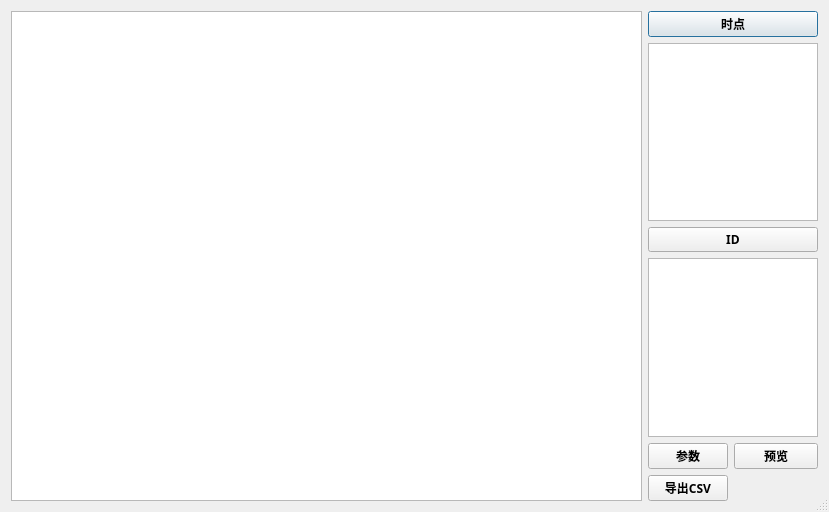
The window that QuantStudio/Tools/QtGUI/PreviewFactorDlg.ui (Scorpi000/QuantStudio) describes before a commit, drawn with Qt 5.
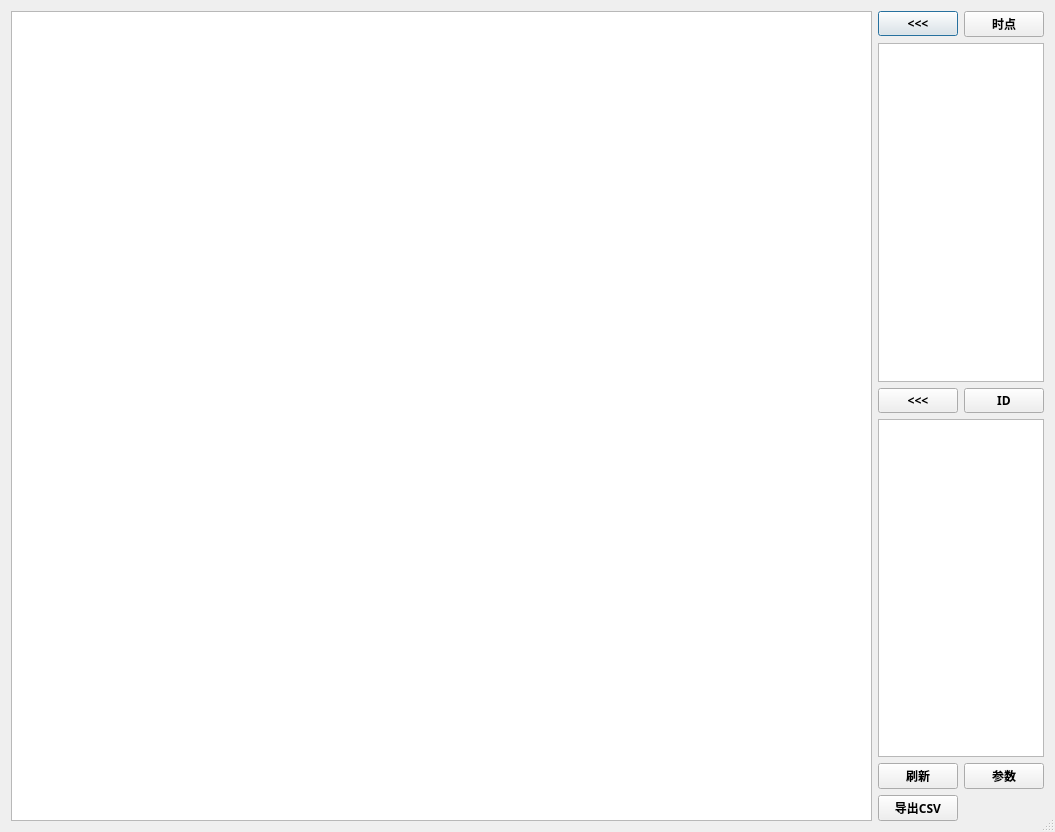
The same window after the commit.

The edit to the form file:
```diff
--- a/QuantStudio/Tools/QtGUI/PreviewFactorDlg.ui
+++ b/QuantStudio/Tools/QtGUI/PreviewFactorDlg.ui
@@ -6,8 +6,8 @@
    <rect>
     <x>0</x>
     <y>0</y>
-    <width>829</width>
-    <height>512</height>
+    <width>1041</width>
+    <height>832</height>
    </rect>
   </property>
   <property name="windowTitle">
@@ -21,7 +21,7 @@
     <widget class="QTableWidget" name="PreviewTable">
      <property name="minimumSize">
       <size>
-       <width>631</width>
+       <width>861</width>
        <height>0</height>
       </size>
      </property>
@@ -36,7 +36,22 @@
      </attribute>
     </widget>
    </item>
-   <item row="0" column="1" colspan="2">
+   <item row="0" column="1">
+    <widget class="QPushButton" name="DTExecuteButton">
+     <property name="font">
+      <font>
+       <family>Aharoni</family>
+       <pointsize>9</pointsize>
+       <weight>75</weight>
+       <bold>true</bold>
+      </font>
+     </property>
+     <property name="text">
+      <string>&lt;&lt;&lt;</string>
+     </property>
+    </widget>
+   </item>
+   <item row="0" column="2">
     <widget class="QPushButton" name="DateTimeButton">
      <property name="font">
       <font>
@@ -54,7 +69,22 @@
    <item row="1" column="1" colspan="2">
     <widget class="QListWidget" name="DateTimeList"/>
    </item>
-   <item row="2" column="1" colspan="2">
+   <item row="2" column="1">
+    <widget class="QPushButton" name="IDExecuteButton">
+     <property name="font">
+      <font>
+       <family>Aharoni</family>
+       <pointsize>9</pointsize>
+       <weight>75</weight>
+       <bold>true</bold>
+      </font>
+     </property>
+     <property name="text">
+      <string>&lt;&lt;&lt;</string>
+     </property>
+    </widget>
+   </item>
+   <item row="2" column="2">
     <widget class="QPushButton" name="IDButton">
      <property name="font">
       <font>
@@ -73,6 +103,21 @@
     <widget class="QListWidget" name="IDList"/>
    </item>
    <item row="4" column="1">
+    <widget class="QPushButton" name="ExecuteButton">
+     <property name="font">
+      <font>
+       <family>Aharoni</family>
+       <pointsize>9</pointsize>
+       <weight>75</weight>
+       <bold>true</bold>
+      </font>
+     </property>
+     <property name="text">
+      <string>刷新</string>
+     </property>
+    </widget>
+   </item>
+   <item row="4" column="2">
     <widget class="QPushButton" name="ArgSetButton">
      <property name="font">
       <font>
@@ -87,21 +132,6 @@
      </property>
     </widget>
    </item>
-   <item row="4" column="2">
-    <widget class="QPushButton" name="ExecuteButton">
-     <property name="font">
-      <font>
-       <family>Aharoni</family>
-       <pointsize>9</pointsize>
-       <weight>75</weight>
-       <bold>true</bold>
-      </font>
-     </property>
-     <property name="text">
-      <string>预览</string>
-     </property>
-    </widget>
-   </item>
    <item row="5" column="1">
     <widget class="QPushButton" name="Export2CSVButton">
      <property name="font">
```
Left out of the diff: 12 changed lines with no effect on the pictures.
